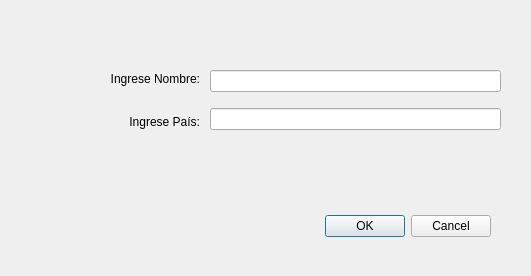
Qt form dialog_marca.ui (KeyHiro/TCSFP) before a commit.
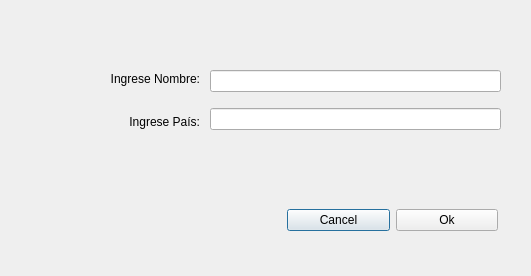
The same form after that commit.

Commit message: pequeño arreglo de los botones a pedido de francisco c:

```diff
--- a/dialog_marca.ui
+++ b/dialog_marca.ui
@@ -13,22 +13,6 @@
   <property name="windowTitle">
    <string>Formulario Marca</string>
   </property>
-  <widget class="QDialogButtonBox" name="buttonBox">
-   <property name="geometry">
-    <rect>
-     <x>150</x>
-     <y>210</y>
-     <width>341</width>
-     <height>32</height>
-    </rect>
-   </property>
-   <property name="orientation">
-    <enum>Qt::Horizontal</enum>
-   </property>
-   <property name="standardButtons">
-    <set>QDialogButtonBox::Cancel|QDialogButtonBox::Ok</set>
-   </property>
-  </widget>
   <widget class="QWidget" name="verticalLayoutWidget">
    <property name="geometry">
     <rect>
@@ -79,6 +63,32 @@
     </item>
    </layout>
   </widget>
+  <widget class="QWidget" name="horizontalLayoutWidget">
+   <property name="geometry">
+    <rect>
+     <x>287</x>
+     <y>180</y>
+     <width>211</width>
+     <height>80</height>
+    </rect>
+   </property>
+   <layout class="QHBoxLayout" name="horizontalLayout">
+    <item>
+     <widget class="QPushButton" name="pushButton_2">
+      <property name="text">
+       <string>Cancel</string>
+      </property>
+     </widget>
+    </item>
+    <item>
+     <widget class="QPushButton" name="btn_ok">
+      <property name="text">
+       <string>Ok</string>
+      </property>
+     </widget>
+    </item>
+   </layout>
+  </widget>
  </widget>
  <resources/>
  <connections>
```
Left out of the diff: 35 changed lines with no effect on the pictures. The commit also changes 1 other file.
